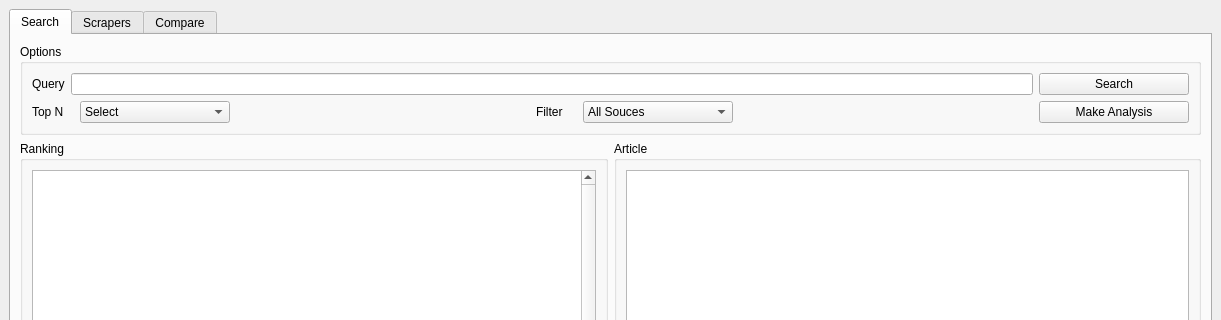
The window that mainwindow.ui (rcebrian/SI-project) describes before a commit, drawn with Qt 5; both pictures show x 0 to 1221 and y 0 to 320 of the 1221 by 700 pixel window.
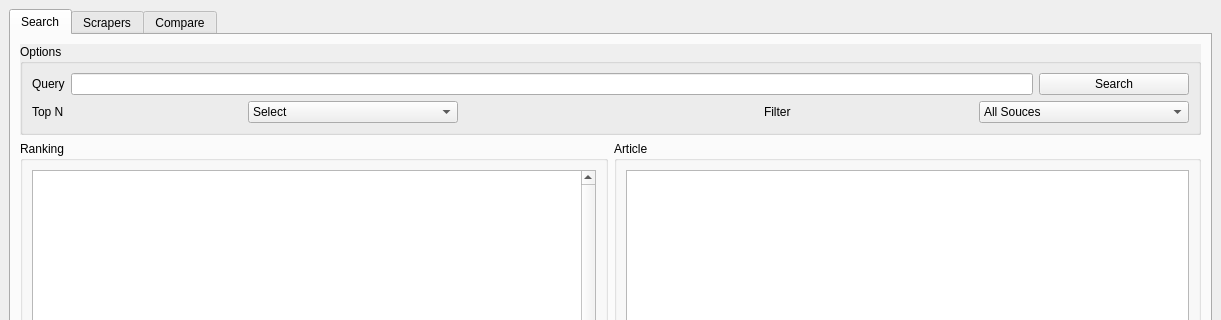
The same window after the commit.

```diff
--- a/mainwindow.ui
+++ b/mainwindow.ui
@@ -51,6 +51,9 @@
             <height>120</height>
            </size>
           </property>
+          <property name="autoFillBackground">
+           <bool>true</bool>
+          </property>
           <property name="title">
            <string>Options</string>
           </property>
@@ -186,35 +189,6 @@
                  </item>
                 </widget>
                </item>
-               <item>
-                <spacer name="horizontalSpacer_2">
-                 <property name="orientation">
-                  <enum>Qt::Horizontal</enum>
-                 </property>
-                 <property name="sizeType">
-                  <enum>QSizePolicy::Minimum</enum>
-                 </property>
-                 <property name="sizeHint" stdset="0">
-                  <size>
-                   <width>300</width>
-                   <height>20</height>
-                  </size>
-                 </property>
-                </spacer>
-               </item>
-               <item>
-                <widget class="QPushButton" name="btn_make_analysis">
-                 <property name="minimumSize">
-                  <size>
-                   <width>150</width>
-                   <height>0</height>
-                  </size>
-                 </property>
-                 <property name="text">
-                  <string>Make Analysis</string>
-                 </property>
-                </widget>
-               </item>
               </layout>
              </item>
             </layout>
@@ -610,6 +584,26 @@
             </property>
            </widget>
           </item>
+          <item row="1" column="0">
+           <widget class="QPushButton" name="btn_scrapers_run_all">
+            <property name="text">
+             <string>Launch All</string>
+            </property>
+           </widget>
+          </item>
+          <item row="1" column="1">
+           <widget class="QPushButton" name="btn_make_analysis">
+            <property name="minimumSize">
+             <size>
+              <width>150</width>
+              <height>0</height>
+             </size>
+            </property>
+            <property name="text">
+             <string>Make Analysis</string>
+            </property>
+           </widget>
+          </item>
          </layout>
         </item>
        </layout>
```
Left out of the diff: 18 changed lines with no effect on the pictures.
